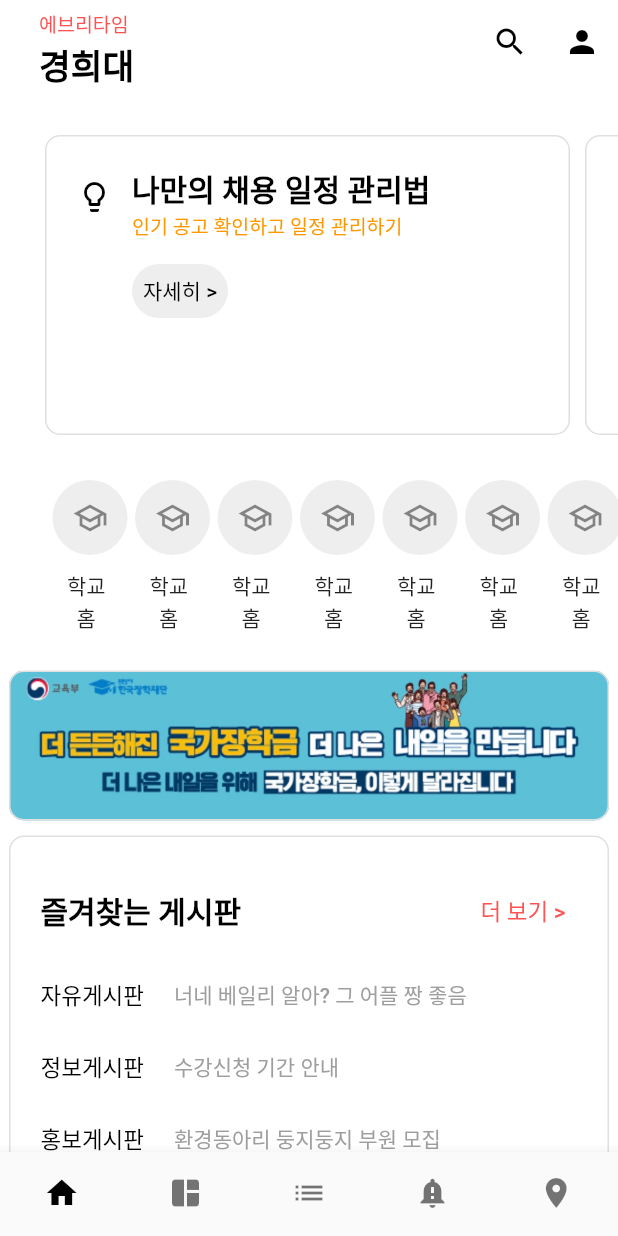
After one commit to 2017100898/flutter_everytime_clone, a Flutter app: the HomePage screen opened by its route, on a phone screen of 412 x 824 dp. The commit adds this screen. Run offline on Flutter 3.47's test engine with Material 2 defaults, Android fonts, the phone set to English and light mode, and no system bars; our stand-ins replace bloc, flutter_bloc, fluttertoast.

Commit message:
update main page etc

```diff
--- /dev/null
+++ b/lib/MainPage.dart
@@ -0,0 +1,442 @@
+import 'package:flutter/material.dart';
+import 'profile.dart';
+import 'search.dart';
+import 'ListPage.dart';
+import 'package:url_launcher/url_launcher.dart';
+import 'home_page.dart';
+import 'home_cubit.dart';
+import 'package:flutter_bloc/flutter_bloc.dart';
+import 'package:bloc/bloc.dart';
+import 'package:fluttertoast/fluttertoast.dart';
+import 'dart:async';
+
+class MainPage extends StatefulWidget {
+  @override
+  State<MainPage> createState() => _MainPageState();
+}
+
+class _MainPageState extends State<MainPage> {
+  int _pos = 0;
+  Timer? _timer;
+
+  @override
+  void initState() {
+    _timer = Timer.periodic(Duration(seconds: 5), (Timer t) {
+      setState(() {
+        _pos = (_pos + 1) % 4;
+      });
+    });
+    super.initState();
+  }
+
+  @override
+  void dispose() {
+    _timer = null;
+    super.dispose();
+  }
+
+  @override
+  Widget build(BuildContext context) {
+    return Scaffold(
+        backgroundColor: Colors.white,
+        appBar: PreferredSize(
+          preferredSize: Size.fromHeight(70.0),
+          child: AppBar(
+            automaticallyImplyLeading: false,
+            flexibleSpace: Container(),
+            title: Padding(
+              padding: const EdgeInsets.only(left: 10.0),
+              child: Column(
+                mainAxisAlignment: MainAxisAlignment.center,
+                crossAxisAlignment: CrossAxisAlignment.start,
+                children: [
+                  Container(height: 10),
+                  Text(
+                    '에브리타임',
+                    style: TextStyle(color: Colors.redAccent, fontSize: 13),
+                  ),
+                  Text(
+                    '경희대',
+                    style: TextStyle(
+                        color: Colors.black,
+                        fontWeight: FontWeight.bold,
+                        fontSize: 23),
+                  ),
+                ],
+              ),
+            ),
+            backgroundColor: Colors.white,
+            elevation: 0.0,
+            centerTitle: false,
+            actions: [
+              IconButton(
+                onPressed: () {
+                  Navigator.push(context,
+                      MaterialPageRoute(builder: (context) => Search()));
+                },
+                icon: Icon(Icons.search),
+                color: Colors.black,
+              ),
+              IconButton(
+                onPressed: () {
+                  Navigator.push(context,
+                      MaterialPageRoute(builder: (context) => Profile()));
+                },
+                icon: Icon(Icons.person),
+                color: Colors.black,
+              )
+            ],
+          ),
+        ),
+        body: SafeArea(
+            child: Center(
+          child: SingleChildScrollView(
+              scrollDirection: Axis.vertical,
+              child: Column(children: [
+                SafeArea(
+                    child: SingleChildScrollView(
+                        scrollDirection: Axis.horizontal,
+                        child: Row(children: [
+                          first_widget(
+                              Icons.lightbulb_outline_rounded,
+                              '나만의 채용 일정 관리법',
+                              '인기 공고 확인하고 일정 관리하기',
+                              ' 자세히 > ',
+                              Colors.orange,
+                              30,
+                              0),
+                          first_widget(
+                              Icons.check_box_outlined,
+                              '오늘의 할일',
+                              '9월 19일 (일)',
+                              ' 추가 + ',
+                              Colors.blueAccent,
+                              10,
+                              10),
+                        ]))),
+                SafeArea(
+                    child: SingleChildScrollView(
+                        scrollDirection: Axis.horizontal,
+                        padding: EdgeInsets.fromLTRB(30, 0, 10, 10),
+                        child: Row(
+                          mainAxisAlignment: MainAxisAlignment.center,
+                          children: <Widget>[
+                            circleLink('http://www.khu.ac.kr',
+                                Icons.school_outlined, '학교', '홈'),
+                            circleLink('http://www.khu.ac.kr',
+                                Icons.school_outlined, '학교', '홈'),
+                            circleLink('http://www.khu.ac.kr',
+                                Icons.school_outlined, '학교', '홈'),
+                            circleLink('http://www.khu.ac.kr',
+                                Icons.school_outlined, '학교', '홈'),
+                            circleLink('http://www.khu.ac.kr',
+                                Icons.school_outlined, '학교', '홈'),
+                            circleLink('http://www.khu.ac.kr',
+                                Icons.school_outlined, '학교', '홈'),
+                            circleLink('http://www.khu.ac.kr',
+                                Icons.school_outlined, '학교', '홈'),
+                            circleLink('http://www.khu.ac.kr',
+                                Icons.school_outlined, '학교', '홈'),
+                          ],
+                        ))),
+                Padding(
+                  padding: const EdgeInsets.only(top: 15),
+                  child: Container(
+                    height: 100,
+                    width: 400,
+                    alignment: Alignment.topLeft,
+                    padding: EdgeInsets.all(20),
+                    decoration: BoxDecoration(
+                      image: DecorationImage(
+                          image: AssetImage("assets/f_ad$_pos.jpg"),
+                          fit: BoxFit.fill),
+                      color: Colors.white,
+                      borderRadius: BorderRadius.circular(10.0),
+                      border: Border.all(color: Colors.grey.shade300, width: 1),
+                    ),
+                  ),
+                ),
+                Padding(
+                  padding: const EdgeInsets.only(top: 10),
+                  child: Container(
+                      height: 300,
+                      width: 400,
+                      alignment: Alignment.topLeft,
+                      padding: EdgeInsets.all(20),
+                      decoration: BoxDecoration(
+                        color: Colors.white,
+                        borderRadius: BorderRadius.circular(10.0),
+                        border:
+                            Border.all(color: Colors.grey.shade300, width: 1),
+                      ),
+                      child: Column(
+                          mainAxisAlignment: MainAxisAlignment.center,
+                          crossAxisAlignment: CrossAxisAlignment.start,
+                          children: [
+                            Row(
+                                mainAxisAlignment:
+                                    MainAxisAlignment.spaceBetween,
+                                children: [
+                                  Text('즐겨찾는 게시판',
+                                      style: TextStyle(
+                                          color: Colors.black,
+                                          fontSize: 20.0,
+                                          fontWeight: FontWeight.bold)),
+                                  Container(
+                                    child: TextButton(
+                                      child: Text('더 보기 >',
+                                          style: TextStyle(
+                                              color: Colors.redAccent,
+                                              fontSize: 15.0)),
+                                      onPressed: () {
+                                        context.read<HomeCubit>().getList();
+                                      },
+                                    ),
+                                  )
+                                ]),
+                            SizedBox(
+                              height: 8,
+                            ),
+                            favoritePost(
+                                context, '자유게시판', '너네 베일리 알아? 그 어플 짱 좋음'),
+                            favoritePost(context, '정보게시판', '수강신청 기간 안내'),
+                            favoritePost(context, '홍보게시판', '환경동아리 둥지둥지 부원 모집'),
+                            favoritePost(context, '장터게시판', '바지 저렴하게 팔아요'),
+                          ])),
+                ),
+                Padding(
+                  padding: const EdgeInsets.only(top: 10, bottom: 20),
+                  child: Container(
+                      height: 300,
+                      width: 400,
+                      alignment: Alignment.topLeft,
+                      padding: EdgeInsets.all(20),
+                      decoration: BoxDecoration(
+                        color: Colors.white,
+                        borderRadius: BorderRadius.circular(10.0),
+                        border:
+                            Border.all(color: Colors.grey.shade300, width: 1),
+                      ),
+                      child: Column(
+                          mainAxisAlignment: MainAxisAlignment.start,
+                          crossAxisAlignment: CrossAxisAlignment.start,
+                          children: [
+                            SizedBox(
+                              height: 10,
+                            ),
+                            Text('실시간 인기글',
+                                style: TextStyle(
+                                    color: Colors.black,
+                                    fontSize: 20.0,
+                                    fontWeight: FontWeight.bold)),
+                            popularPost(context, '둥지들과 함께하는 즐거운 일요일',
+                                '추천하면 이번 학기 올 A+', '자유게시판', '63', '76'),
+                            popularPost(context, '후드 집업 공구할 사람?',
+                                '후드 집업 같이 공구할 사람 구해용~', '자유게시판', '241', '20'),
+                          ])),
+                ),
+              ])),
+        )));
+  }
+}
+
+void flutterToast() {
+  Fluttertoast.showToast(
+      msg: '페이지가 아직 만들어지지 않았어요.',
+      gravity: ToastGravity.BOTTOM,
+      backgroundColor: Colors.grey,
+      fontSize: 15.0,
+      textColor: Colors.white,
+      toastLength: Toast.LENGTH_LONG);
+}
+
+Widget circleLink(String urlLink, IconData icon, String First, String Second) {
+  return GestureDetector(
+    onTap: () {
+      launch(urlLink, forceWebView: true, forceSafariVC: true);
+    },
+    child: Column(
+      mainAxisAlignment: MainAxisAlignment.center,
+      crossAxisAlignment: CrossAxisAlignment.center,
+      children: [
+        Container(
+          margin: EdgeInsets.fromLTRB(5, 10, 0, 10),
+          width: 50,
+          height: 50,
+          decoration: BoxDecoration(
+            color: Colors.grey.shade200,
+            shape: BoxShape.circle,
+          ),
+          child: Icon(
+            icon,
+            color: Colors.black45,
+          ),
+        ),
+        Text(First),
+        Text(Second),
+      ],
+    ),
+  );
+}
+
+Widget first_widget(IconData icon, String title, String description,
+    String smallText, Color color, double x, double y) {
+  return Padding(
+    padding: const EdgeInsets.only(top: 20, bottom: 20),
+    child: Container(
+        margin: EdgeInsets.only(left: x, right: y),
+        height: 200,
+        width: 350,
+        alignment: Alignment.topLeft,
+        padding: EdgeInsets.all(20),
+        decoration: BoxDecoration(
+          color: Colors.white,
+          borderRadius: BorderRadius.circular(10.0),
+          border: Border.all(color: Colors.grey.shade300, width: 1),
+        ),
+        child: Row(
+          crossAxisAlignment: CrossAxisAlignment.start,
+          children: [
+            Padding(
+              padding: const EdgeInsets.only(top: 8.0),
+              child: Icon(
+                icon,
+                color: Colors.black,
+              ),
+            ),
+            SizedBox(width: 13),
+            Column(
+              mainAxisAlignment: MainAxisAlignment.start,
+              crossAxisAlignment: CrossAxisAlignment.start,
+              children: [
+                Text(
+                  title,
+                  style: TextStyle(
+                      color: Colors.black,
+                      fontWeight: FontWeight.bold,
+                      fontSize: 20),
+                ),
+                Text(
+                  description,
+                  style: TextStyle(color: color, fontSize: 13),
+                ),
+                SizedBox(height: 10),
+                ElevatedButton(
+                    onPressed: () {
+                      //flutterToast();
+                    },
+                    child: Text(smallText,
+                        style: TextStyle(color: Colors.black, fontSize: 14)),
+                    style: ElevatedButton.styleFrom(
+                        primary: Colors.grey.shade200,
+                        shape: RoundedRectangleBorder(
+                            borderRadius: BorderRadius.circular(50)),
+                        elevation: 0.0,
+                        padding: EdgeInsets.zero))
+              ],
+            ),
+          ],
+        )),
+  );
+}
+
+Widget favoritePost(BuildContext context, String list, String post) {
+  return TextButton(
+      child: Row(
+          mainAxisAlignment: MainAxisAlignment.start,
+          crossAxisAlignment: CrossAxisAlignment.center,
+          children: [
+            Text(
+              list,
+              style: TextStyle(color: Colors.black, fontSize: 15.0),
+            ),
+            SizedBox(width: 20),
+            Text(
+              post,
+              style: TextStyle(color: Colors.grey.shade500, fontSize: 14.0),
+            ),
+          ]),
+      onPressed: () {
+        context.read<HomeCubit>().getList();
+      },
+      style: TextButton.styleFrom(padding: EdgeInsets.zero));
+}
+
+Widget popularPost(BuildContext context, String title, String text, String list,
+    String num1, String num2) {
+  return TextButton(
+      child: Column(
+          mainAxisAlignment: MainAxisAlignment.start,
+          crossAxisAlignment: CrossAxisAlignment.start,
+          children: [
+            SizedBox(
+              height: 15,
+            ),
+            Row(
+              children: [
+                Icon(
+                  Icons.person_outline,
+                  color: Colors.black,
+                ),
+                SizedBox(width: 10),
+                Text(
+                  '익명',
+                  style: TextStyle(
+                    color: Colors.black,
+                    fontSize: 16.0,
+                    fontWeight: FontWeight.bold,
+                  ),
+                ),
+              ],
+            ),
+            SizedBox(
+              height: 8,
+            ),
+            Text(
+              title,
+              style: TextStyle(
+                color: Colors.black,
+                fontSize: 16.0,
+                fontWeight: FontWeight.bold,
+              ),
+            ),
+            Text(
+              text,
+              style: TextStyle(color: Colors.black, fontSize: 15.0),
+            ),
+            Row(mainAxisAlignment: MainAxisAlignment.spaceBetween, children: [
+              Text(
+                list,
+                style: TextStyle(color: Colors.grey.shade500, fontSize: 14.0),
+              ),
+              Container(
+                  child: Row(children: [
+                Icon(
+                  Icons.thumb_up_outlined,
+                  color: Colors.redAccent,
+                  size: 14,
+                ),
+                Text(
+                  num1,
+                  style: TextStyle(color: Colors.redAccent, fontSize: 14.0),
+                ),
+                SizedBox(
+                  width: 7,
+                ),
+                Icon(
+                  Icons.message_outlined,
+                  color: Colors.blueAccent,
+                  size: 14,
+                ),
+                Text(
+                  num2,
+                  style: TextStyle(color: Colors.blueAccent, fontSize: 14.0),
+                ),
+              ])),
+            ]),
+          ]),
+      onPressed: () {
+        context.read<HomeCubit>().getList();
+      },
+      style: TextButton.styleFrom(padding: EdgeInsets.zero));
+}
--- /dev/null
+++ b/lib/home_cubit.dart
@@ -0,0 +1,13 @@
+import 'package:flutter_bloc/flutter_bloc.dart';
+import 'package:bloc/bloc.dart';
+
+class HomeCubit extends Cubit<int> {
+  HomeCubit() : super(0);
+
+  void getMain() => emit(0);
+  void getTime() => emit(1);
+  void getList() => emit(2);
+  void getAlert() => emit(3);
+  void getCampic() => emit(4);
+  void getLogin() => emit(5);
+}
--- /dev/null
+++ b/lib/home_page.dart
@@ -0,0 +1,96 @@
+import 'package:every/login.dart';
+import 'package:flutter/material.dart';
+import 'package:flutter_bloc/flutter_bloc.dart';
+import 'home_cubit.dart';
+import 'MainPage.dart';
+import 'ListPage.dart';
+import 'AlertPage.dart';
+import 'CampicPage.dart';
+import 'TimePage.dart';
+
+class HomePage extends StatelessWidget {
+  @override
+  Widget build(BuildContext context) {
+    return BlocBuilder<HomeCubit, int>(
+      builder: (_, state) {
+        return WillPopScope(
+          onWillPop: () async => false,
+          child: Scaffold(
+            bottomNavigationBar: BottomNavigationBar(
+              onTap: (index) {
+                _changeBottomNav(_, index);
+              },
+              currentIndex: state,
+              showSelectedLabels: false,
+              showUnselectedLabels: false,
+              selectedItemColor: Colors.black,
+              type: BottomNavigationBarType.fixed,
+              items: const <BottomNavigationBarItem>[
+                BottomNavigationBarItem(
+                  icon: Icon(
+                    Icons.home,
+                  ),
+                  label: 'Home',
+                ),
+                BottomNavigationBarItem(
+                  icon: Icon(Icons.space_dashboard),
+                  label: 'Time',
+                ),
+                BottomNavigationBarItem(
+                  icon: Icon(Icons.list),
+                  label: 'List',
+                ),
+                BottomNavigationBarItem(
+                  icon: Icon(Icons.notification_important),
+                  label: 'Alert',
+                ),
+                BottomNavigationBarItem(
+                  icon: Icon(Icons.room),
+                  label: 'Campic',
+                ),
+              ],
+            ),
+            body: _buildBody(state),
+          ),
+        );
+      },
+    );
+  }
+
+  void _changeBottomNav(BuildContext context, int index) {
+    switch (index) {
+      case 0:
+        context.read<HomeCubit>().getMain();
+        break;
+      case 1:
+        context.read<HomeCubit>().getTime();
+        break;
+      case 2:
+        context.read<HomeCubit>().getList();
+        break;
+      case 3:
+        context.read<HomeCubit>().getAlert();
+        break;
+      case 4:
+        context.read<HomeCubit>().getCampic();
+        break;
+    }
+  }
+
+  Widget _buildBody(int index) {
+    switch (index) {
+      case 0:
+        return MainPage();
+      case 1:
+        return TimePage();
+      case 2:
+        return ListPage();
+      case 3:
+        return AlertPage();
+      case 4:
+        return CampicPage();
+      default:
+        return MainPage();
+    }
+  }
+}
--- a/lib/login.dart
+++ b/lib/login.dart
@@ -51,14 +51,14 @@
                                   child: Column(children: [
                                     Container(
                                       width: 380,
-                                      height: 42,
+                                      height: 40,
                                       decoration: BoxDecoration(
                                           color: Colors.grey[200],
                                           borderRadius:
                                               BorderRadius.circular(50.0)),
                                       child: Padding(
-                                        padding:
-                                            const EdgeInsets.only(left: 20.0),
+                                        padding: const EdgeInsets.only(
+                                            left: 20.0, bottom: 3),
                                         child: TextField(
                                           controller: controller,
                                           decoration: InputDecoration(
@@ -69,7 +69,7 @@
                                                 fontWeight: FontWeight.w400,
                                                 fontFamily: "NotoSans",
                                                 fontStyle: FontStyle.normal,
-                                                fontSize: 16.0),
+                                                fontSize: 15.0),
                                           ),
                                           keyboardType:
                                               TextInputType.emailAddress,
@@ -79,14 +79,14 @@
                                     SizedBox(height: 4.0),
                                     Container(
                                       width: 380,
-                                      height: 42,
+                                      height: 40,
                                       decoration: BoxDecoration(
                                           color: Colors.grey[200],
                                           borderRadius:
                                               BorderRadius.circular(50.0)),
                                       child: Padding(
-                                        padding:
-                                            const EdgeInsets.only(left: 20.0),
+                                        padding: const EdgeInsets.only(
+                                            left: 20.0, bottom: 3),
                                         child: TextField(
                                           controller: controller2,
                                           decoration: InputDecoration(
@@ -97,10 +97,11 @@
                                                 fontWeight: FontWeight.w400,
                                                 fontFamily: "NotoSans",
                                                 fontStyle: FontStyle.normal,
-                                                fontSize: 16.0),
+                                                fontSize: 15.0),
                                           ),
                                           keyboardType:
-                                              TextInputType.emailAddress,
+                                              TextInputType.visiblePassword,
+                                          obscureText: true,
                                         ),
                                       ),
                                     ),
--- a/pubspec.yaml
+++ b/pubspec.yaml
@@ -52,7 +52,7 @@
 
   # To add assets to your application, add an assets section, like this:
   assets:
-    - assets/ad.jpg
+    - assets/
   #   - images/a_dot_ham.jpeg
 
   # An image asset can refer to one or more resolution-specific "variants", see
```
Also changed, not shown: assets/f_ad0.jpg (added), assets/f_ad1.jpg (renamed from assets/ad.jpg), assets/f_ad2.jpg (added), assets/f_ad3.jpg (added), 1 other file.
